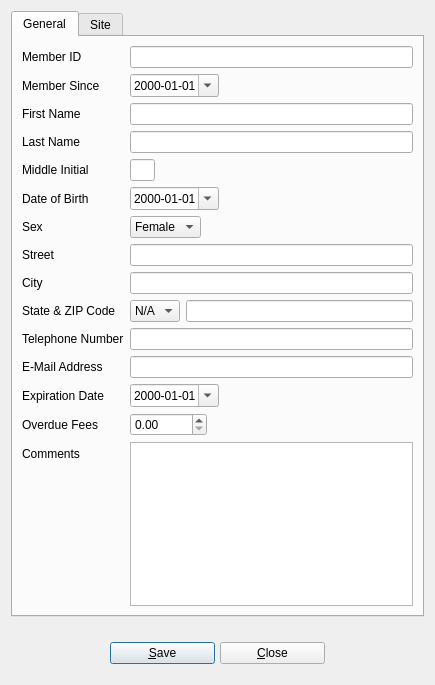
This is UI/userinfo.ui in textbrowser/biblioteq as Qt 5 draws it before an edit. The edited form follows.
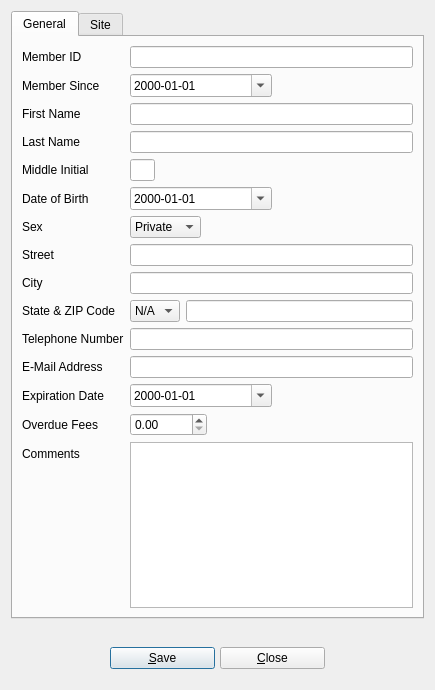
This is the edited form. Icons and pictures are not drawn.

Commit message: Optional sex. Resize combination boxes according to their contents.

The edit to the form file:
```diff
--- a/UI/userinfo.ui
+++ b/UI/userinfo.ui
@@ -7,7 +7,7 @@
     <x>0</x>
     <y>0</y>
     <width>435</width>
-    <height>685</height>
+    <height>690</height>
    </rect>
   </property>
   <property name="windowTitle">
@@ -56,6 +56,12 @@
            <property name="enabled">
             <bool>true</bool>
            </property>
+           <property name="sizePolicy">
+            <sizepolicy hsizetype="Expanding" vsizetype="Fixed">
+             <horstretch>0</horstretch>
+             <verstretch>0</verstretch>
+            </sizepolicy>
+           </property>
            <property name="readOnly">
             <bool>false</bool>
            </property>
@@ -164,6 +170,12 @@
         <layout class="QHBoxLayout">
          <item>
           <widget class="QDateEdit" name="dob">
+           <property name="sizePolicy">
+            <sizepolicy hsizetype="Expanding" vsizetype="Fixed">
+             <horstretch>0</horstretch>
+             <verstretch>0</verstretch>
+            </sizepolicy>
+           </property>
            <property name="readOnly">
             <bool>false</bool>
            </property>
@@ -201,6 +213,12 @@
         <layout class="QHBoxLayout">
          <item>
           <widget class="QComboBox" name="sex">
+           <property name="currentIndex">
+            <number>2</number>
+           </property>
+           <property name="sizeAdjustPolicy">
+            <enum>QComboBox::AdjustToContents</enum>
+           </property>
            <item>
             <property name="text">
              <string>Female</string>
@@ -211,6 +229,11 @@
              <string>Male</string>
             </property>
            </item>
+           <item>
+            <property name="text">
+             <string>Private</string>
+            </property>
+           </item>
           </widget>
          </item>
          <item>
@@ -572,6 +595,12 @@
         <layout class="QHBoxLayout" name="horizontalLayout">
          <item>
           <widget class="QDateEdit" name="expirationdate">
+           <property name="sizePolicy">
+            <sizepolicy hsizetype="Expanding" vsizetype="Fixed">
+             <horstretch>0</horstretch>
+             <verstretch>0</verstretch>
+            </sizepolicy>
+           </property>
            <property name="displayFormat">
             <string>yyyy-MM-dd</string>
            </property>
```
Left out of the diff: 3 changed lines with no effect on the pictures. The commit also changes 24 other files.
